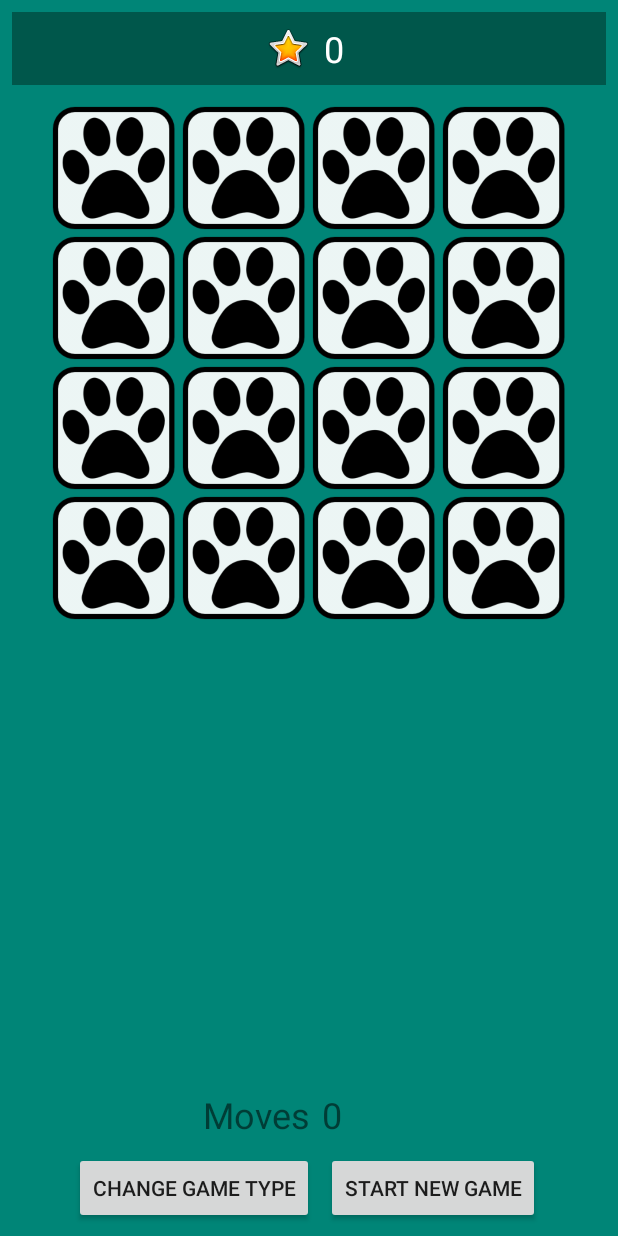
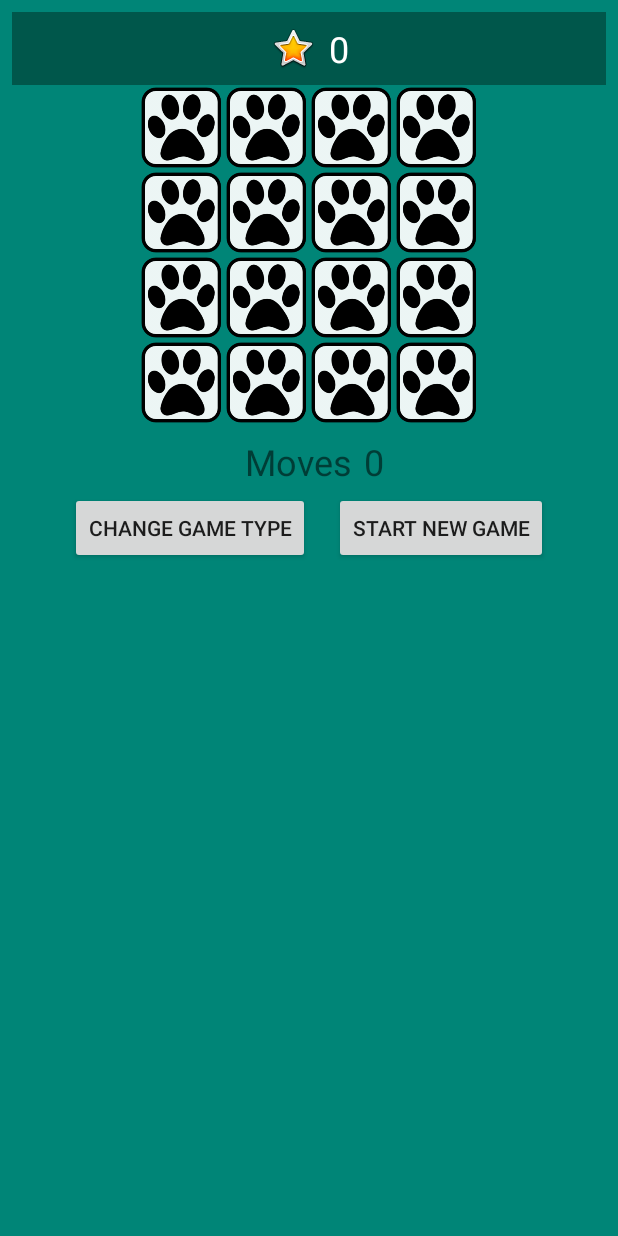
Before and after one commit to sara-sall/MemoryGame, an Android app: the screen it shows after launch (GameActivity), after a tap on "START GAME 4X4", on a phone screen of 412 x 824 dp. Run offline under Robolectric (Android 15) with nearby library versions, the phone set to English and light mode, and no system bars.

Commit message:
Changes to layout: Constraint -> Linear. Changes to tablesize, adapted to smaller screens. Override backbutton.

```diff
--- a/app/src/main/AndroidManifest.xml
+++ b/app/src/main/AndroidManifest.xml
@@ -9,7 +9,9 @@
         android:roundIcon="@mipmap/ic_launcher_round"
         android:supportsRtl="true"
         android:theme="@style/AppTheme">
-        <activity android:name=".GameActivity"></activity>
+        <activity android:name=".GameActivity"
+            android:parentActivityName="com.example.memorygame.MainActivity">
+        </activity>
         <activity android:name=".MainActivity">
             <intent-filter>
                 <action android:name="android.intent.action.MAIN" />
--- a/app/src/main/java/com/example/memorygame/GameActivity.java
+++ b/app/src/main/java/com/example/memorygame/GameActivity.java
@@ -6,6 +6,7 @@ import android.content.SharedPreferences;
 import android.os.Handler;
 import android.support.v7.app.AppCompatActivity;
 import android.os.Bundle;
+import android.view.KeyEvent;
 import android.view.View;
 import android.widget.Button;
 import android.widget.GridLayout;
@@ -16,7 +17,6 @@ import java.util.Random;
 
 public class GameActivity extends AppCompatActivity implements View.OnClickListener {
     private int nrOfElements;
-    private MemoryButton[] memoryButton;
     private int[] buttonResLoc;
     private int[] buttonGraph;
     private int counter = 0;
@@ -26,7 +26,7 @@ public class GameActivity extends AppCompatActivity implements View.OnClickListe
     private TextView highScore;
     private SharedPreferences sharedPref;
     private static final String MyPREFERENCES = "MyPREFERENCES";
-    private String HS_KEY;// = "highscore";
+    private String HS_KEY;
     private String hScore;
     private int row;
     private int column;
@@ -51,7 +51,6 @@ public class GameActivity extends AppCompatActivity implements View.OnClickListe
             densityNr = (int) intentBundle.get("densityNr");
             HS_KEY = (String) intentBundle.get("valueKey");
         }
-
 
         GridLayout gameGrid = (GridLayout) findViewById(R.id.gameGridID);
         gameGrid.setColumnCount(column);
@@ -79,7 +78,6 @@ public class GameActivity extends AppCompatActivity implements View.OnClickListe
         }
 
 
-
         buttonResLoc = new int[nrOfElements];
 
         shuffleCards();
@@ -95,6 +93,8 @@ public class GameActivity extends AppCompatActivity implements View.OnClickListe
 
         counterScore = (TextView) findViewById(R.id.counterScoreID);
         highScore = (TextView) findViewById(R.id.highScoreID);
+
+        //Find and Set buttons onClick
 
         Button buttonStartGame = (Button) findViewById(R.id.buttonGameStart4x5);
 
@@ -126,6 +126,15 @@ public class GameActivity extends AppCompatActivity implements View.OnClickListe
             highScore.setText(hScore);
         }
 
+    }
+
+    @Override
+    public boolean onKeyDown(int keyCode, KeyEvent event) {
+        if(keyCode == KeyEvent.KEYCODE_BACK){
+            Intent intent = new Intent(GameActivity.this, MainActivity.class);
+            startActivity(intent);
+        }
+        return true;
     }
 
     protected void shuffleCards(){
@@ -229,6 +238,7 @@ public class GameActivity extends AppCompatActivity implements View.OnClickListe
 
         return false;
     }
+
     public void saveHighScore(int c){
         String saveScore = String.valueOf(c);
         SharedPreferences.Editor editPref = sharedPref.edit();
--- a/app/src/main/java/com/example/memorygame/MainActivity.java
+++ b/app/src/main/java/com/example/memorygame/MainActivity.java
@@ -27,7 +27,7 @@ public class MainActivity extends AppCompatActivity {
                 Intent intent = new Intent(MainActivity.this, GameActivity.class);
                 intent.putExtra("row", 4);
                 intent.putExtra("column", 4);
-                intent.putExtra("densityNr", 130);
+                intent.putExtra("densityNr", 85); //130
                 intent.putExtra("valueKey", "hs4x4");
                 startActivity(intent);
             }
@@ -39,7 +39,7 @@ public class MainActivity extends AppCompatActivity {
                 Intent intent = new Intent(MainActivity.this, GameActivity.class);
                 intent.putExtra("row", 5);
                 intent.putExtra("column", 4);
-                intent.putExtra("densityNr", 130);
+                intent.putExtra("densityNr", 80);
                 intent.putExtra("valueKey", "hs4x5");
                 startActivity(intent);
             }
@@ -51,7 +51,7 @@ public class MainActivity extends AppCompatActivity {
                 Intent intent = new Intent(MainActivity.this, GameActivity.class);
                 intent.putExtra("row", 6);
                 intent.putExtra("column", 4);
-                intent.putExtra("densityNr", 109);
+                intent.putExtra("densityNr", 70);
                 intent.putExtra("valueKey", "hs4x6");
                 startActivity(intent);
             }
--- a/app/src/main/java/com/example/memorygame/MemoryButton.java
+++ b/app/src/main/java/com/example/memorygame/MemoryButton.java
@@ -36,7 +36,7 @@ public class MemoryButton extends android.support.v7.widget.AppCompatButton {
 
         GridLayout.LayoutParams tParams = new GridLayout.LayoutParams(GridLayout.spec(row), GridLayout.spec(column));
 
-        tParams.width = (int) getResources().getDisplayMetrics().density * densityNr; //130
+        tParams.width = (int) getResources().getDisplayMetrics().density  * densityNr; //130
         tParams.height = (int) getResources().getDisplayMetrics().density * densityNr; //130
         setLayoutParams(tParams);
     }
--- a/app/src/main/res/layout/activity_game.xml
+++ b/app/src/main/res/layout/activity_game.xml
@@ -1,72 +1,97 @@
 <?xml version="1.0" encoding="utf-8"?>
 
-<android.support.constraint.ConstraintLayout xmlns:android="http://schemas.android.com/apk/res/android"
+<LinearLayout xmlns:android="http://schemas.android.com/apk/res/android"
     xmlns:app="http://schemas.android.com/apk/res-auto"
     xmlns:tools="http://schemas.android.com/tools"
     android:layout_width="match_parent"
     android:layout_height="match_parent"
-    tools:context=".MainActivity"
-    android:background="@color/colorPrimary">
+    android:background="@color/colorPrimary"
+    android:orientation="vertical"
+    android:gravity="center_horizontal"
+    tools:context=".MainActivity">
 
     <LinearLayout
         android:id="@+id/linearLayout"
         android:layout_width="match_parent"
         android:layout_height="wrap_content"
+        android:layout_above="@id/gameGridID"
         android:layout_marginStart="8dp"
         android:layout_marginTop="8dp"
         android:layout_marginEnd="8dp"
         android:background="@color/colorPrimaryDark"
         android:orientation="horizontal"
-        app:layout_constraintEnd_toEndOf="parent"
-        app:layout_constraintStart_toStartOf="parent"
-        app:layout_constraintTop_toTopOf="parent">
+        android:gravity="center_horizontal">
 
         <ImageView
             android:id="@+id/imageView4"
             android:layout_width="wrap_content"
             android:layout_height="wrap_content"
-            android:layout_marginStart="168dp"
             android:layout_marginTop="8dp"
             android:layout_marginBottom="8dp"
+            android:layout_marginEnd="4dp"
             app:srcCompat="@android:drawable/btn_star_big_on" />
 
         <TextView
             android:id="@+id/highScoreID"
             android:layout_width="wrap_content"
             android:layout_height="wrap_content"
-            android:layout_marginStart="8dp"
+            android:layout_marginStart="4dp"
             android:layout_marginTop="8dp"
-            android:layout_marginEnd="8dp"
             android:layout_marginBottom="8dp"
             android:text="0"
             android:textColor="@android:color/background_light"
             android:textSize="24sp" />
     </LinearLayout>
 
-    <GridLayout xmlns:android="http://schemas.android.com/apk/res/android"
-        xmlns:app="http://schemas.android.com/apk/res-auto"
-        xmlns:tools="http://schemas.android.com/tools"
+    <LinearLayout
+        android:layout_width="wrap_content"
+        android:layout_height="wrap_content"
+        android:orientation="vertical"
+        android:gravity="center_horizontal">
+
+        <GridLayout
             android:id="@+id/gameGridID"
+            android:layout_width="match_parent"
+            android:layout_height="wrap_content"
+            android:layout_gravity="center"
+            android:layout_marginStart="8dp"
+            android:layout_marginEnd="8dp"
+            tools:context=".MainActivity">
+
+        </GridLayout>
+    </LinearLayout>
+
+
+    <LinearLayout
+        android:layout_width="wrap_content"
+        android:layout_height="wrap_content"
+        android:orientation="vertical"
+        android:gravity="center_horizontal">
+
+        <LinearLayout
+            android:layout_width="wrap_content"
+            android:layout_height="wrap_content"
+            android:orientation="horizontal"
+            android:gravity="center_horizontal">
+
+            <TextView
+                android:id="@+id/textView4"
                 android:layout_width="wrap_content"
                 android:layout_height="wrap_content"
                 android:layout_marginStart="8dp"
-        android:layout_marginTop="12dp"
-        android:layout_marginEnd="8dp"
-        app:layout_constraintEnd_toEndOf="parent"
-        app:layout_constraintHorizontal_bias="0.498"
-        app:layout_constraintStart_toStartOf="parent"
-        app:layout_constraintTop_toBottomOf="@+id/linearLayout"
-        tools:context=".MainActivity">
-
-
-    </GridLayout>
+                android:layout_marginTop="8dp"
+                android:layout_marginEnd="4dp"
+                android:layout_marginBottom="4dp"
+                android:text="@string/counter"
+                android:textSize="24sp" />
 
             <TextView
                 android:id="@+id/counterScoreID"
                 android:layout_width="wrap_content"
                 android:layout_height="wrap_content"
-        android:layout_marginEnd="184dp"
-        android:layout_marginBottom="8dp"
+                android:layout_marginStart="4dp"
+                android:layout_marginTop="8dp"
+                android:layout_marginBottom="4dp"
                 android:text="@string/counterScore"
                 android:textSize="24sp"
                 app:layout_constraintBottom_toTopOf="@+id/buttonGameStart4x5"
@@ -74,48 +99,31 @@
                 app:layout_constraintTop_toBottomOf="@+id/gameGridID"
                 app:layout_constraintVertical_bias="0.998" />
 
-    <TextView
-        android:id="@+id/textView4"
+        </LinearLayout>
+
+        <LinearLayout
             android:layout_width="wrap_content"
             android:layout_height="wrap_content"
-        android:layout_marginStart="8dp"
-        android:layout_marginTop="8dp"
-        android:layout_marginEnd="8dp"
-        android:layout_marginBottom="8dp"
-        android:text="@string/counter"
-        android:textSize="24sp"
-        app:layout_constraintBottom_toTopOf="@+id/changeTypeButton"
-        app:layout_constraintEnd_toStartOf="@+id/counterScoreID"
-        app:layout_constraintHorizontal_bias="1.0"
-        app:layout_constraintStart_toStartOf="parent"
-        app:layout_constraintTop_toBottomOf="@+id/gameGridID"
-        app:layout_constraintVertical_bias="0.998" />
-
+            android:orientation="horizontal"
+            android:gravity="center_horizontal">
 
             <Button
                 android:id="@+id/changeTypeButton"
                 android:layout_width="wrap_content"
                 android:layout_height="wrap_content"
-        android:layout_marginStart="8dp"
                 android:layout_marginEnd="8dp"
                 android:layout_marginBottom="8dp"
-        android:text="@string/changeTypeButton"
-        app:layout_constraintBottom_toBottomOf="parent"
-        app:layout_constraintEnd_toStartOf="@+id/buttonGameStart4x5"
-        app:layout_constraintHorizontal_bias="1.0"
-        app:layout_constraintStart_toStartOf="parent" />
+                android:text="@string/changeTypeButton" />
 
             <Button
                 android:id="@+id/buttonGameStart4x5"
                 android:layout_width="wrap_content"
                 android:layout_height="wrap_content"
-        android:layout_marginEnd="52dp"
+                android:layout_marginStart="8dp"
                 android:layout_marginBottom="8dp"
-        android:text="@string/start_new_game"
-        app:layout_constraintBottom_toBottomOf="parent"
-        app:layout_constraintEnd_toEndOf="parent"
-        app:layout_constraintTop_toBottomOf="@+id/gameGridID"
-        app:layout_constraintVertical_bias="1.0" />
+                android:text="@string/start_new_game" />
+        </LinearLayout>
+    </LinearLayout>
 
 
-</android.support.constraint.ConstraintLayout>
+</LinearLayout>
```
Also changed, not shown: app/src/main/res/layout/activity_main.xml (+25 -52 lines), app/src/main/res/drawable/paw_print.png. Lines whose indentation alone changed are shown as unchanged.
